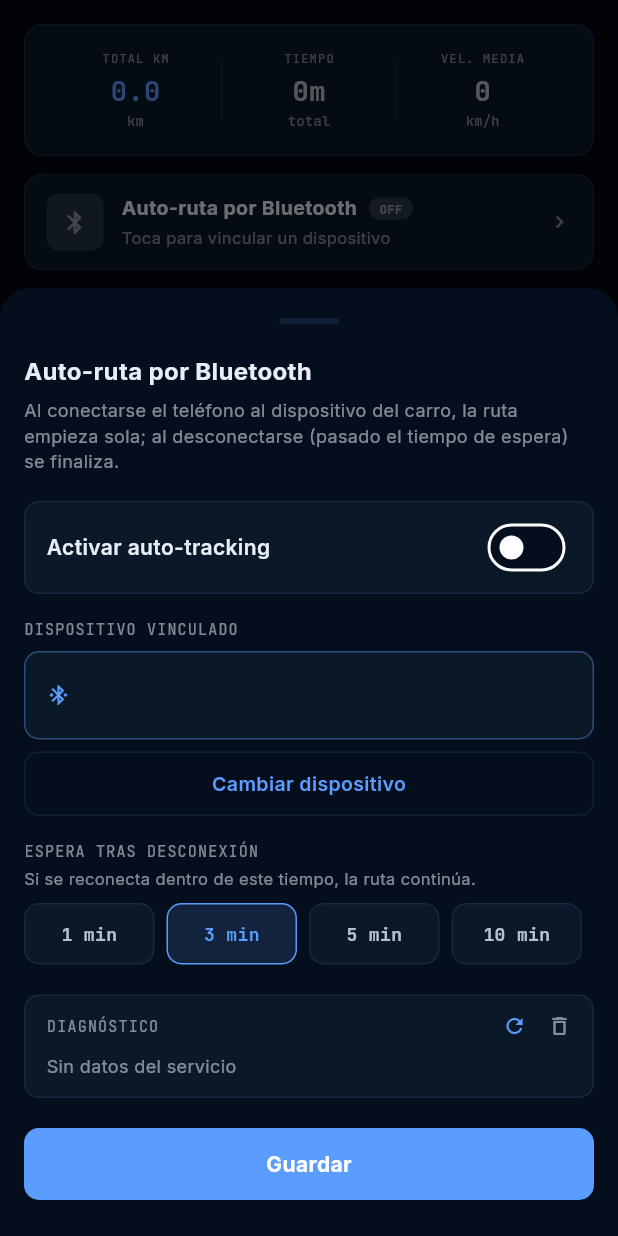
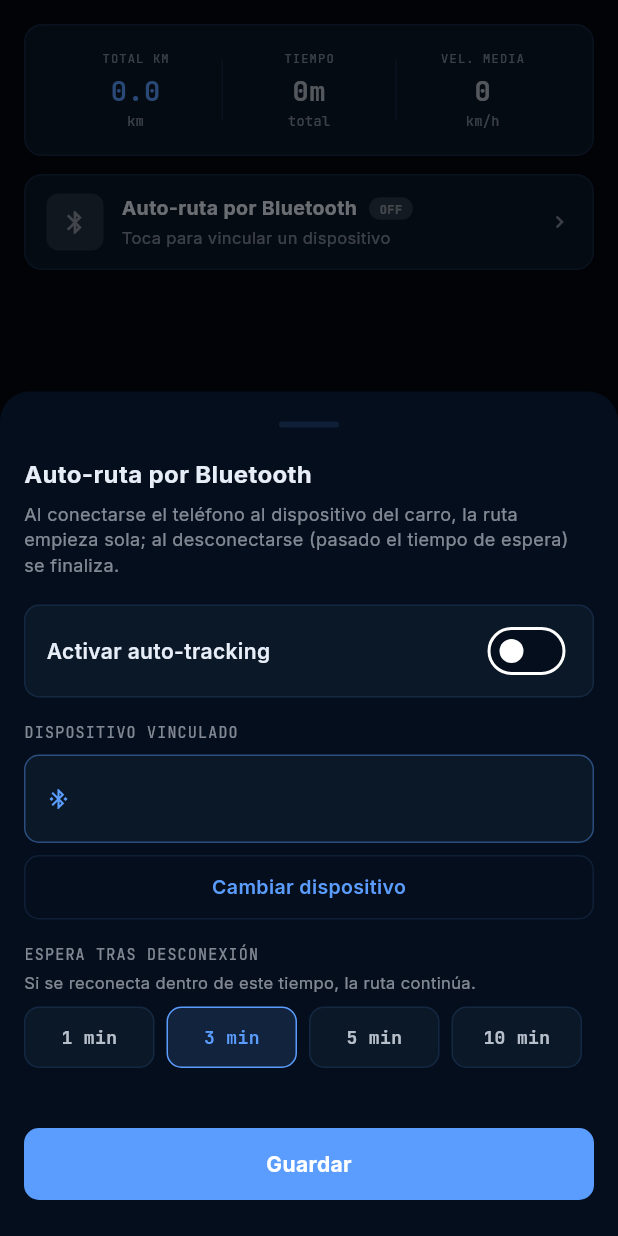
Before and after one commit to Daym3l/app_virtual_garaje, a Flutter app: the RouteScreen widget shown alone on an empty page, opened directly with empty values, after a tap on "Auto-ruta por Bluetooth", on a phone screen of 412 x 824 dp. Run offline on Flutter 3.47's test engine with Material 3 defaults, Android fonts, the phone set to English and light mode, and no system bars; our stand-ins replace firebase_core, firebase_messaging, flutter_map, geolocator, google_fonts, google_sign_in and 3 more; accounts and stored records are empty.

Commit message:
fix(rutas): distancia real, fechas locales, refresco y diagnóstico admin
Distancia inflada (14 km sobre 5-6 reales en un trayecto de prueba)
- la ubicación por red, añadida como respaldo, tiene cientos de metros de
  error: alternar sus fixes con los del GPS inventaba kilómetros. Ahora solo
  sirve de puente hasta el primer fix de GPS y se corta al llegar
- se descartan puntos con precisión peor de 50 m
- se descartan tramos que impliquen más de 200 km/h: son saltos de posición,
  no recorrido (queda anotado en el registro de eventos)
- la semilla de última posición solo vale si es de GPS, reciente y precisa

Fechas
- DateTime.parse sobre los timestamps de Supabase devuelve UTC y el formateo
  usaba los campos directos: en UTC-4 las horas salían adelantadas y una ruta
  de la tarde aparecía con la fecha del día siguiente. toLocal() en las rutas
  y en los registros de kilometraje que estas generan

Refresco de la vista
- la ruta automática se cierra con la app en segundo plano: se recarga al
  volver a primer plano y al detectar que la ruta activa acaba de cerrarse

Diagnóstico solo para administradores
- el panel técnico queda tras UserProfile.isAdmin
- los botones de permisos salen de él a un bloque de requisitos visible para
  todos: son acciones que solo puede hacer quien tiene el teléfono, y
  esconderlas dejaba la auto-ruta rota en silencio para el resto

Otros
- el espejo de config borra el vehículo activo si el usuario no tiene ninguno;
  si no, sus rutas automáticas se atribuían al vehículo del usuario anterior

Co-Authored-By: Claude Opus 5 <noreply@anthropic.com>

```diff
--- a/lib/screens/route_screen.dart
+++ b/lib/screens/route_screen.dart
@@ -18,8 +18,11 @@ class RouteScreen extends StatefulWidget {
     required this.vehicle,
     required this.onRegisterFab,
     required this.onVehicleUpdated,
+    required this.isAdmin,
   });
   final Vehicle vehicle;
+  /// El diagnóstico del servicio de auto-ruta solo se muestra a administradores.
+  final bool isAdmin;
   final void Function(VoidCallback) onRegisterFab;
   final Future<void> Function() onVehicleUpdated;
 
@@ -27,7 +30,7 @@ class RouteScreen extends StatefulWidget {
   State<RouteScreen> createState() => _RouteScreenState();
 }
 
-class _RouteScreenState extends State<RouteScreen> {
+class _RouteScreenState extends State<RouteScreen> with WidgetsBindingObserver {
   List<RouteRecord> _routes = [];
   bool _loading = true;
   bool _tracking = false;
@@ -41,6 +44,7 @@ class _RouteScreenState extends State<RouteScreen> {
   @override
   void initState() {
     super.initState();
+    WidgetsBinding.instance.addObserver(this);
     _load();
     _loadAutoConfig();
     _pollAutoStatus();
@@ -52,13 +56,28 @@ class _RouteScreenState extends State<RouteScreen> {
 
   @override
   void dispose() {
+    WidgetsBinding.instance.removeObserver(this);
     _statusTimer?.cancel();
     super.dispose();
   }
 
+  /// La auto-ruta se cierra sola con la app en segundo plano: al volver hay que
+  /// releer, o la lista se queda con lo que había al abrir la pantalla.
+  @override
+  void didChangeAppLifecycleState(AppLifecycleState state) {
+    if (state == AppLifecycleState.resumed) _load();
+  }
+
   Future<void> _pollAutoStatus() async {
     final status = await BtAutoService.diagnostics();
-    if (mounted) setState(() => _autoStatus = status);
+    if (!mounted || status == null) return;
+    final wasActive = _autoStatus?.routeActive ?? false;
+    setState(() => _autoStatus = status);
+    // La ruta automática acaba de cerrarse (o hay capturas sin importar) con la
+    // pantalla abierta: se recarga para que aparezca sin tocar nada.
+    if ((wasActive && !status.routeActive) || status.capturedPending > 0) {
+      await _load();
+    }
   }
 
   @override
@@ -87,6 +106,7 @@ class _RouteScreenState extends State<RouteScreen> {
       builder: (_) => _AutoRouteSettingsSheet(
         vehicleId: widget.vehicle.id,
         initial: _autoConfig,
+        isAdmin: widget.isAdmin,
       ),
     );
     if (updated != null && mounted) setState(() => _autoConfig = updated);
@@ -865,9 +885,14 @@ class _AutoRouteCard extends StatelessWidget {
 // ── Auto-ruta: hoja de configuración ───────────────────────────────────────────
 
 class _AutoRouteSettingsSheet extends StatefulWidget {
-  const _AutoRouteSettingsSheet({required this.vehicleId, required this.initial});
+  const _AutoRouteSettingsSheet({
+    required this.vehicleId,
+    required this.initial,
+    required this.isAdmin,
+  });
   final String vehicleId;
   final RouteAutoConfig initial;
+  final bool isAdmin;
 
   @override
   State<_AutoRouteSettingsSheet> createState() => _AutoRouteSettingsSheetState();
@@ -1143,13 +1168,20 @@ class _AutoRouteSettingsSheetState extends State<_AutoRouteSettingsSheet> {
             ),
 
             const SizedBox(height: 20),
-            _DiagnosticsPanel(
+            _AutoRouteRequirements(
               diagnostics: _diag,
-              onRefresh: _loadDiagnostics,
-              onClear: _clearLog,
               onRequestBattery: _requestBattery,
               onRequestBackgroundLocation: _requestBackgroundLocation,
             ),
+
+            if (widget.isAdmin) ...[
+              const SizedBox(height: 20),
+              _DiagnosticsPanel(
+                diagnostics: _diag,
+                onRefresh: _loadDiagnostics,
+                onClear: _clearLog,
+              ),
+            ],
 
             if (_error != null) ...[
               const SizedBox(height: 12),
@@ -1249,6 +1281,96 @@ class _LiveAutoRouteCard extends StatelessWidget {
   }
 }
 
+// ── Auto-ruta: requisitos del sistema ──────────────────────────────────────────
+
+/// Permisos sin los cuales la auto-ruta no funciona. A diferencia del
+/// diagnóstico, esto lo ve cualquier usuario: son acciones que solo puede
+/// hacer quien tiene el teléfono en la mano.
+class _AutoRouteRequirements extends StatelessWidget {
+  const _AutoRouteRequirements({
+    required this.diagnostics,
+    required this.onRequestBattery,
+    required this.onRequestBackgroundLocation,
+  });
+  final BtDiagnostics? diagnostics;
+  final Future<void> Function() onRequestBattery;
+  final Future<void> Function() onRequestBackgroundLocation;
+
+  @override
+  Widget build(BuildContext context) {
+    final d = diagnostics;
+    if (d == null || (d.permLocationBackground && d.batteryUnrestricted)) {
+      return const SizedBox.shrink();
+    }
+    return Column(
+      crossAxisAlignment: CrossAxisAlignment.start,
+      children: [
+        Text('PARA QUE FUNCIONE EN SEGUNDO PLANO',
+            style: GoogleFonts.jetBrainsMono(fontSize: 10, color: AppColors.textTertiary, letterSpacing: 0.8)),
+        const SizedBox(height: 8),
+        if (!d.permLocationBackground)
+          _Requirement(
+            label: 'Permitir ubicación todo el tiempo',
+            detail: 'En Ajustes → Permisos → Ubicación elige "Permitir todo el tiempo". Sin esto la ruta no se registra con la app cerrada.',
+            color: AppColors.danger,
+            onTap: onRequestBackgroundLocation,
+          ),
+        if (!d.batteryUnrestricted)
+          _Requirement(
+            label: 'Quitar restricción de batería',
+            detail: 'Sin esto el teléfono puede cerrar el registro con la pantalla apagada.',
+            color: AppColors.warning,
+            onTap: onRequestBattery,
+          ),
+      ],
+    );
+  }
+}
+
+class _Requirement extends StatelessWidget {
+  const _Requirement({
+    required this.label,
+    required this.detail,
+    required this.color,
+    required this.onTap,
+  });
+  final String label;
+  final String detail;
+  final Color color;
+  final Future<void> Function() onTap;
+
+  @override
+  Widget build(BuildContext context) {
+    return Padding(
+      padding: const EdgeInsets.only(bottom: 10),
+      child: Column(
+        crossAxisAlignment: CrossAxisAlignment.start,
+        children: [
+          GestureDetector(
+            onTap: onTap,
+            child: Container(
+              width: double.infinity,
+              padding: const EdgeInsets.symmetric(vertical: 11),
+              decoration: BoxDecoration(
+                color: color.withValues(alpha: 0.12),
+                borderRadius: BorderRadius.circular(10),
+                border: Border.all(color: color.withValues(alpha: 0.35)),
+              ),
+              child: Center(
+                child: Text(label,
+                    style: GoogleFonts.inter(fontSize: 12, fontWeight: FontWeight.w700, color: color)),
+              ),
+            ),
+          ),
+          const SizedBox(height: 4),
+          Text(detail,
+              style: GoogleFonts.inter(fontSize: 11, color: AppColors.textTertiary, height: 1.35)),
+        ],
+      ),
+    );
+  }
+}
+
 // ── Auto-ruta: diagnóstico ─────────────────────────────────────────────────────
 
 class _DiagnosticsPanel extends StatelessWidget {
@@ -1256,14 +1378,10 @@ class _DiagnosticsPanel extends StatelessWidget {
     required this.diagnostics,
     required this.onRefresh,
     required this.onClear,
-    required this.onRequestBattery,
-    required this.onRequestBackgroundLocation,
   });
   final BtDiagnostics? diagnostics;
   final Future<void> Function() onRefresh;
   final Future<void> Function() onClear;
-  final Future<void> Function() onRequestBattery;
-  final Future<void> Function() onRequestBackgroundLocation;
 
   @override
   Widget build(BuildContext context) {
@@ -1311,58 +1429,6 @@ class _DiagnosticsPanel extends StatelessWidget {
             _flag('Batería sin restricción', d.batteryUnrestricted),
             if (d.capturedPending > 0) _row('Rutas por importar', '${d.capturedPending}'),
             if (d.hasProgress) _row('Ruta a medias guardada', 'sí'),
-            if (!d.permLocationBackground) ...[
-              const SizedBox(height: 8),
-              GestureDetector(
-                onTap: onRequestBackgroundLocation,
-                child: Container(
-                  width: double.infinity,
-                  padding: const EdgeInsets.symmetric(vertical: 10),
-                  decoration: BoxDecoration(
-                    color: AppColors.danger.withValues(alpha: 0.12),
-                    borderRadius: BorderRadius.circular(8),
-                    border: Border.all(color: AppColors.danger.withValues(alpha: 0.35)),
-                  ),
-                  child: Center(
-                    child: Text(
-                      'Permitir ubicación todo el tiempo',
-                      style: GoogleFonts.inter(fontSize: 12, fontWeight: FontWeight.w700, color: AppColors.danger),
-                    ),
-                  ),
-                ),
-              ),
-              const SizedBox(height: 4),
-              Text(
-                'En Ajustes → Permisos → Ubicación, elige "Permitir todo el tiempo". Sin esto la auto-ruta no se reanuda tras reiniciar el teléfono.',
-                style: GoogleFonts.inter(fontSize: 11, color: AppColors.textTertiary, height: 1.35),
-              ),
-            ],
-            if (!d.batteryUnrestricted) ...[
-              const SizedBox(height: 8),
-              GestureDetector(
-                onTap: onRequestBattery,
-                child: Container(
-                  width: double.infinity,
-                  padding: const EdgeInsets.symmetric(vertical: 10),
-                  decoration: BoxDecoration(
-                    color: AppColors.warning.withValues(alpha: 0.12),
-                    borderRadius: BorderRadius.circular(8),
-                    border: Border.all(color: AppColors.warning.withValues(alpha: 0.35)),
-                  ),
-                  child: Center(
-                    child: Text(
-                      'Quitar restricción de batería',
-                      style: GoogleFonts.inter(fontSize: 12, fontWeight: FontWeight.w700, color: AppColors.warning),
-                    ),
-                  ),
-                ),
-              ),
-              const SizedBox(height: 4),
-              Text(
-                'Sin esto el teléfono puede matar el servicio con la pantalla apagada y la ruta no se cierra.',
-                style: GoogleFonts.inter(fontSize: 11, color: AppColors.textTertiary, height: 1.35),
-              ),
-            ],
             const SizedBox(height: 12),
             Text('EVENTOS', style: GoogleFonts.jetBrainsMono(fontSize: 10, color: AppColors.textTertiary, letterSpacing: 0.8)),
             const SizedBox(height: 6),
--- a/lib/screens/shell_screen.dart
+++ b/lib/screens/shell_screen.dart
@@ -89,6 +89,7 @@ class _ShellScreenState extends State<ShellScreen> with WidgetsBindingObserver {
 
   bool get _isPaidMember => _profile?.isPaidMember ?? false;
   bool get _canAccessRoutes => _profile?.canAccessRoutes ?? false;
+  bool get _isAdmin => _profile?.isAdmin ?? false;
 
   Future<void> _loadVehicles() async {
     try {
@@ -322,6 +323,7 @@ class _ShellScreenState extends State<ShellScreen> with WidgetsBindingObserver {
         if (!_canAccessRoutes) return const _UpgradeScreen();
         return RouteScreen(
           vehicle: _activeVehicle!,
+          isAdmin: _isAdmin,
           onRegisterFab: (fn) => WidgetsBinding.instance.addPostFrameCallback((_) {
             if (mounted) setState(() => _fabAction = fn);
           }),
--- a/lib/services/mileage_service.dart
+++ b/lib/services/mileage_service.dart
@@ -19,7 +19,10 @@ class MileageLog {
         id: j['id'] as String,
         vehicleId: j['vehicle_id'] as String,
         mileage: (j['mileage'] as num).toDouble(),
-        date: DateTime.parse(j['date'] as String),
+        // Los registros manuales se guardan a mediodía UTC (día de calendario),
+        // pero los que crea una ruta llevan la hora real de fin: sin toLocal()
+        // esos salían con la fecha corrida.
+        date: DateTime.parse(j['date'] as String).toLocal(),
         notes: j['notes'] as String?,
       );
 }
--- a/lib/services/route_auto_config.dart
+++ b/lib/services/route_auto_config.dart
@@ -165,8 +165,12 @@ class RouteAutoConfigService {
       await prefs.remove(_kName);
     }
     await prefs.setInt(_kTimeout, config.disconnectTimeoutMin);
+    // Se borra si el usuario no tiene vehículo activo: dejar el del anterior
+    // atribuiría sus rutas automáticas a un vehículo ajeno.
     if (config.activeVehicleId != null) {
       await prefs.setString(_kVehicle, config.activeVehicleId!);
+    } else {
+      await prefs.remove(_kVehicle);
     }
   }
 
```
Also changed, not shown: lib/services/route_service.dart (+5 -2 lines), 1 other file.
